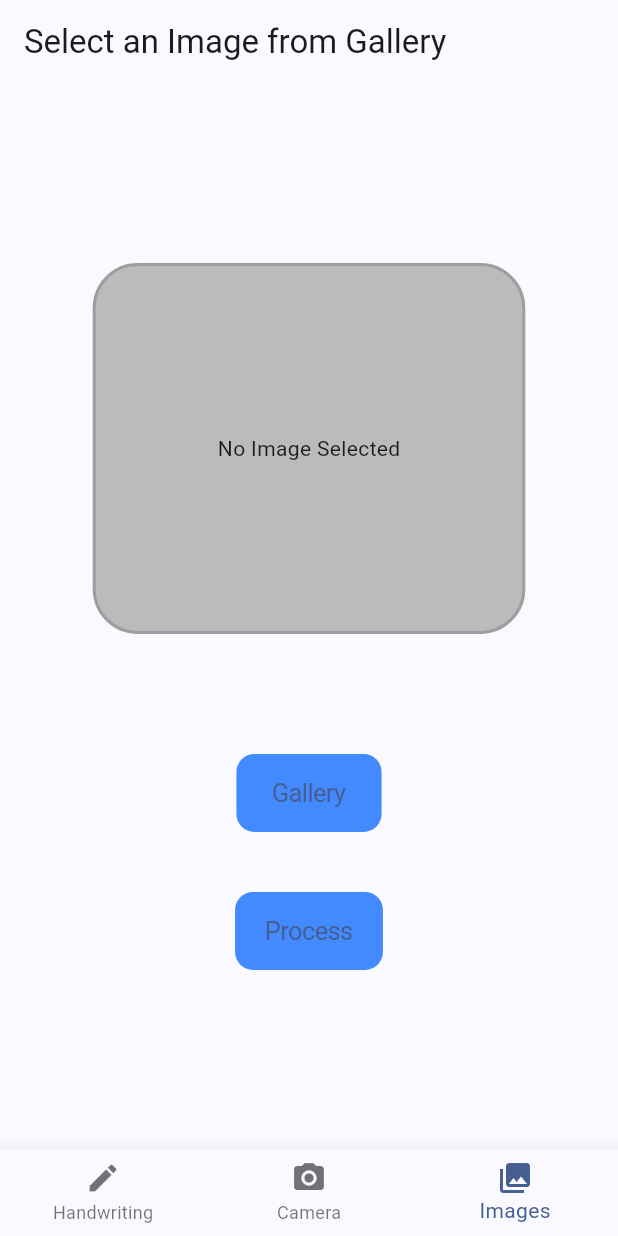
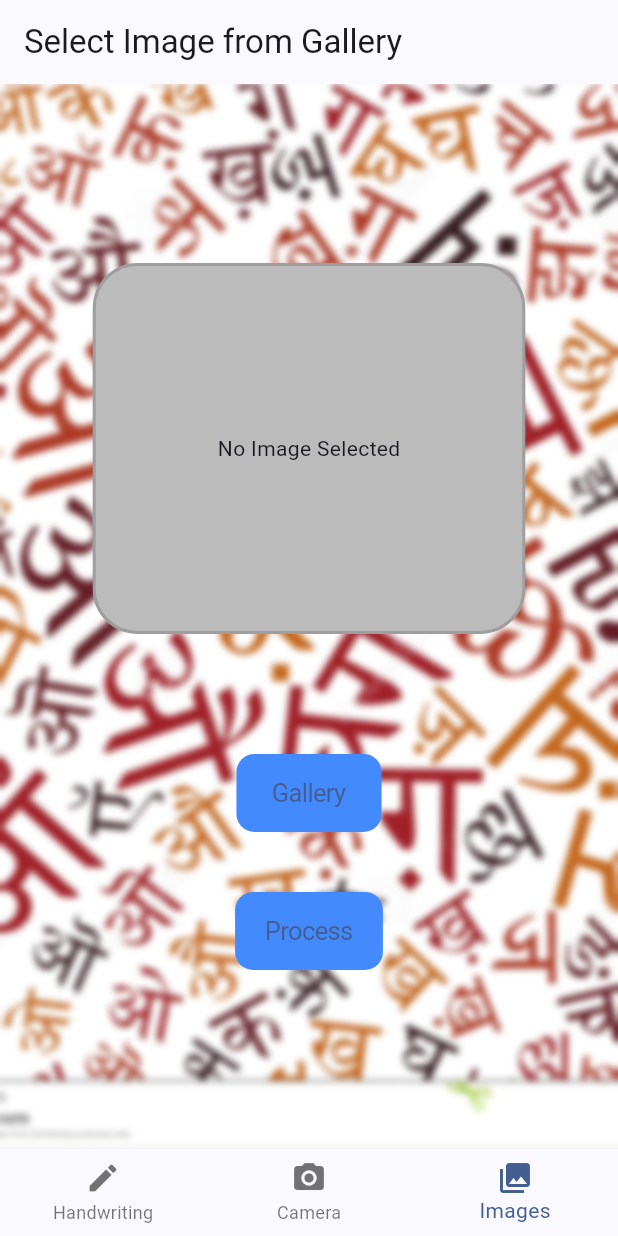
Before and after one commit to AshAman999/hindi_hcr, a Flutter app: the screen it shows after launch, item 3 of the bottom bar chosen, on a phone screen of 412 x 824 dp. Run offline on Flutter 3.47's test engine with Material 2 defaults, Android fonts, the phone set to English and light mode, and no system bars; our stand-ins replace image_picker; missing offline and left inert: whiteboard.

Commit message:
hindi bg added to gallery image select

```diff
--- a/lib/Pages/fileSelect.dart
+++ b/lib/Pages/fileSelect.dart
@@ -1,16 +1,18 @@
 // ignore_for_file: file_names
+
 import 'dart:io';
 import 'dart:math';
+import 'dart:ui';
 
 import 'package:flutter/cupertino.dart';
+import 'package:flutter/material.dart';
+import 'package:hindi_hcr/Constants/constants.dart';
 import 'package:hindi_hcr/Pages/result.dart';
+import 'package:image_picker/image_picker.dart';
 import 'package:http/http.dart' as http;
-import 'package:flutter/material.dart';
-import 'package:image_picker/image_picker.dart';
-import 'package:hindi_hcr/Constants/constants.dart';
 
 class FileSelect extends StatefulWidget {
-  const FileSelect({super.key});
+  const FileSelect({Key? key}) : super(key: key);
 
   @override
   State<FileSelect> createState() => _FileSelectState();
@@ -18,7 +20,6 @@ class FileSelect extends StatefulWidget {
 
 class _FileSelectState extends State<FileSelect> {
   XFile? _image;
-
   String response = "";
 
   Future<void> _getImageFromCamera() async {
@@ -67,9 +68,27 @@ class _FileSelectState extends State<FileSelect> {
   Widget build(BuildContext context) {
     return Scaffold(
       appBar: AppBar(
-        title: const Text('Select an Image from Gallery'),
+        title: const Text('Select Image from Gallery'),
       ),
-      body: Center(
+      body: Stack(
+        children: [
+          Container(
+            decoration: const BoxDecoration(
+              image: DecorationImage(
+                image: AssetImage('Assets/hindi_bg.jpg'),
+                fit: BoxFit.cover,
+              ),
+            ),
+            width: double.infinity,
+            height: double.infinity,
+            child: BackdropFilter(
+              filter: ImageFilter.blur(sigmaX: 2.5, sigmaY: 2.5),
+              child: Container(
+                color: Colors.white.withOpacity(0.1),
+              ),
+            ),
+          ),
+          Center(
             child: Column(
               mainAxisAlignment: MainAxisAlignment.center,
               crossAxisAlignment: CrossAxisAlignment.center,
@@ -124,7 +143,8 @@ class _FileSelectState extends State<FileSelect> {
                       if (_image == null) {
                         return;
                       }
-                  final file = await File(_image!.path).create(recursive: true);
+                      final file =
+                          await File(_image!.path).create(recursive: true);
 
                       // Fetch Request
                       await fetchResponse(file);
@@ -143,6 +163,8 @@ class _FileSelectState extends State<FileSelect> {
               ],
             ),
           ),
+        ],
+      ),
     );
   }
 }
--- a/lib/Pages/picture_click.dart
+++ b/lib/Pages/picture_click.dart
@@ -39,7 +39,7 @@ class _PictureClickState extends State<PictureClick> {
     request.files.add(await http.MultipartFile.fromPath('file', file.path));
 
     var resp = await request.send();
-
+// set loading to be false
     setState(() {
       response = resp.reasonPhrase!;
     });
@@ -122,6 +122,7 @@ class _PictureClickState extends State<PictureClick> {
                 if (_image == null) {
                   return;
                 }
+                // set loading to be true
                 final file = await File(_image!.path).create(recursive: true);
 
                 // Fetch Request
--- a/pubspec.yaml
+++ b/pubspec.yaml
@@ -63,8 +63,8 @@ flutter:
   uses-material-design: true
 
   # To add assets to your application, add an assets section, like this:
-  # assets:
-  #   - images/a_dot_burr.jpeg
+  assets:
+     - Assets/
   #   - images/a_dot_ham.jpeg
 
   # An image asset can refer to one or more resolution-specific "variants", see
```
Also changed, not shown: Assets/hindi_bg.jpg (added). Lines whose indentation alone changed are shown as unchanged.
